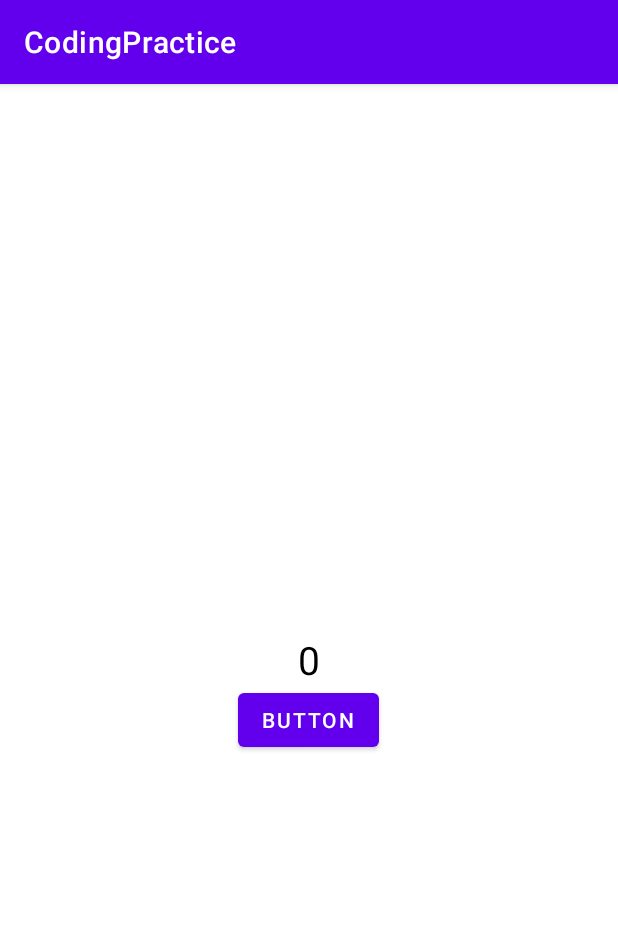
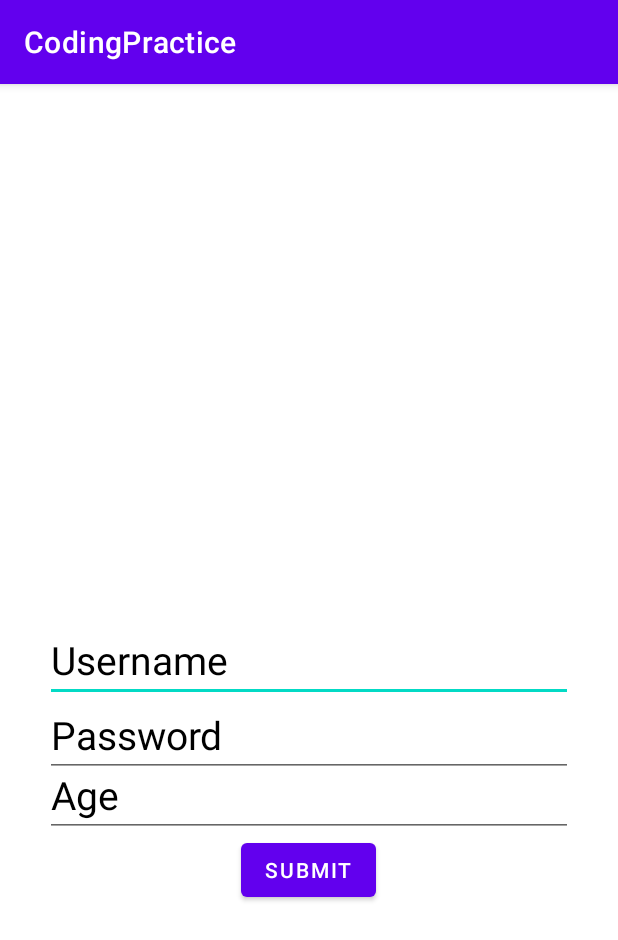
Before and after one commit to Speak2Rajdeep/CodingPractice_Android, an Android app: the screen it shows after launch (MainActivity), on a phone screen of 412 x 824 dp. Shown: the top 940 px of the screen. Run offline under Robolectric (Android 15) with nearby library versions, the phone set to English and light mode, and no system bars; our stand-ins replace Dagger/Hilt's generated code, data binding.

Commit message:
Made Changes.

```diff
--- a/app/src/main/java/com/example/codingpractice/MainActivity.kt
+++ b/app/src/main/java/com/example/codingpractice/MainActivity.kt
@@ -5,6 +5,7 @@ import androidx.appcompat.app.AppCompatActivity
 import androidx.fragment.app.Fragment
 import com.example.codingpractice.fragments.DependencyInjectionFragment
 import com.example.codingpractice.fragments.ObservableFieldFragment
+import com.example.codingpractice.fragments.UnitTestingFragment
 import dagger.hilt.android.AndroidEntryPoint
 
 /**
@@ -18,8 +19,9 @@ class MainActivity : AppCompatActivity() {
         super.onCreate(savedInstanceState)
         setContentView(R.layout.activity_main)
 
+        addFragment(UnitTestingFragment())
+        /**
         addFragment(ObservableFieldFragment())
-        /**
         addFragment(DependencyInjectionFragment())
         addFragment(ChannelFragment())
         addFragment(LiveDataFragment())
--- a/app/src/main/java/com/example/codingpractice/application/DemoApplicationClass.kt
+++ b/app/src/main/java/com/example/codingpractice/application/DemoApplicationClass.kt
@@ -5,12 +5,10 @@ import com.example.codingpractice.repository.DemoRepository
 import dagger.hilt.android.HiltAndroidApp
 import javax.inject.Inject
 
+/**
+ * 1. This Application class is for Hilt Dependency Injection.
+ * 2. @HiltAndroidApp Annotation is used here for Application Class.
+ */
+
 @HiltAndroidApp
-class DemoApplicationClass : Application(){
-
-    override fun onCreate() {
-        super.onCreate()
-
-    }
-
-}
+class DemoApplicationClass : Application()
--- a/app/src/main/java/com/example/codingpractice/fragments/LiveDataFragment.kt
+++ b/app/src/main/java/com/example/codingpractice/fragments/LiveDataFragment.kt
@@ -30,6 +30,5 @@ class LiveDataFragment : Fragment() {
 
         binding.viewModels = viewModelClass
         binding.lifecycleOwner = this@LiveDataFragment
-
     }
 }
--- /dev/null
+++ b/app/src/main/java/com/example/codingpractice/fragments/UnitTestingFragment.kt
@@ -0,0 +1,36 @@
+package com.example.codingpractice.fragments
+
+import android.os.Bundle
+import android.view.LayoutInflater
+import android.view.View
+import android.view.ViewGroup
+import androidx.databinding.DataBindingUtil
+import androidx.fragment.app.Fragment
+import com.example.codingpractice.R
+import com.example.codingpractice.databinding.FragmentUnitTestingBinding
+
+/**
+ * 1. This Fragments is for Unit Testing.
+ * 2. Fields have been tested for Input.
+ */
+
+class UnitTestingFragment : Fragment() {
+
+    private lateinit var binding: FragmentUnitTestingBinding
+
+    override fun onCreateView(
+        inflater: LayoutInflater, container: ViewGroup?,
+        savedInstanceState: Bundle?
+    ): View {
+        // Inflate the layout for this fragment
+        binding =
+            DataBindingUtil.inflate(inflater, R.layout.fragment_unit_testing, container, false)
+        return binding.root
+    }
+
+    override fun onViewCreated(view: View, savedInstanceState: Bundle?) {
+        super.onViewCreated(view, savedInstanceState)
+        binding
+
+    }
+}
--- a/app/src/main/java/com/example/codingpractice/repository/DemoRepository.kt
+++ b/app/src/main/java/com/example/codingpractice/repository/DemoRepository.kt
@@ -2,6 +2,11 @@ package com.example.codingpractice.repository
 
 import android.util.Log
 import javax.inject.Inject
+
+/**
+ * 1. This repository is used for Dependency Injection
+ */
+
 
 class DemoRepository @Inject constructor() {
     fun dependencyInjectionMethod() {
--- a/app/src/main/java/com/example/codingpractice/viewModels/ViewModelClass.kt
+++ b/app/src/main/java/com/example/codingpractice/viewModels/ViewModelClass.kt
@@ -3,6 +3,10 @@ package com.example.codingpractice.viewModels
 import android.app.Application
 import androidx.lifecycle.AndroidViewModel
 import androidx.lifecycle.MutableLiveData
+
+/**
+ * 1. This is a ViewModel Class used for LiveData.
+ */
 
 class ViewModelClass(application: Application) : AndroidViewModel(application) {
 
--- /dev/null
+++ b/app/src/main/res/layout/fragment_unit_testing.xml
@@ -0,0 +1,62 @@
+<?xml version="1.0" encoding="utf-8"?>
+<layout xmlns:android="http://schemas.android.com/apk/res/android"
+    xmlns:tools="http://schemas.android.com/tools">
+
+    <data>
+
+    </data>
+
+    <FrameLayout
+        android:layout_width="match_parent"
+        android:layout_height="match_parent"
+        tools:context=".fragments.UnitTestingFragment">
+
+        <EditText
+            android:id="@+id/username"
+            android:layout_width="match_parent"
+            android:layout_height="wrap_content"
+            android:layout_gravity="center"
+            android:hint="@string/username_str"
+            android:layout_marginStart="30dp"
+            android:layout_marginEnd="30dp"
+            android:textColor="@color/black"
+            android:textColorHint="@color/black"
+            android:textSize="26sp" />
+
+        <EditText
+            android:id="@+id/password"
+            android:layout_width="match_parent"
+            android:layout_height="wrap_content"
+            android:layout_gravity="center"
+            android:layout_marginTop="50dp"
+            android:hint="@string/password_str"
+            android:textColor="@color/black"
+            android:layout_marginStart="30dp"
+            android:layout_marginEnd="30dp"
+            android:textColorHint="@color/black"
+            android:textSize="26sp" />
+
+        <EditText
+            android:id="@+id/age"
+            android:layout_width="match_parent"
+            android:layout_height="wrap_content"
+            android:layout_gravity="center"
+            android:layout_marginTop="90dp"
+            android:hint="@string/age_str"
+            android:layout_marginStart="30dp"
+            android:layout_marginEnd="30dp"
+            android:textColor="@color/black"
+            android:inputType="number"
+            android:textColorHint="@color/black"
+            android:textSize="26sp" />
+
+        <Button
+            android:id="@+id/submitbtn"
+            android:layout_width="wrap_content"
+            android:layout_height="wrap_content"
+            android:layout_gravity="center"
+            android:layout_marginTop="140dp"
+            android:text="@string/submit_str" />
+
+    </FrameLayout>
+</layout>
--- a/app/src/main/res/values/strings.xml
+++ b/app/src/main/res/values/strings.xml
@@ -4,4 +4,8 @@
     <string name="hello_blank_fragment">Hello blank fragment</string>
     <string name="update_btn">Update</string>
     <string name="button_str">Button</string>
+    <string name="username_str">Username</string>
+    <string name="password_str">Password</string>
+    <string name="age_str">Age</string>
+    <string name="submit_str">Submit</string>
 </resources>
```
Also changed, not shown: app/build.gradle (+10 -4 lines), app/src/main/java/com/example/codingpractice/fragments/ChannelFragment.kt (+12 -5 lines), app/src/main/java/com/example/codingpractice/fragments/DependencyInjectionFragment.kt (+7 -1 lines), app/src/main/java/com/example/codingpractice/fragments/FlowsFragment.kt (+8 -2 lines), app/src/main/java/com/example/codingpractice/fragments/ObservableFieldFragment.kt (+7 -3 lines), app/src/main/java/com/example/codingpractice/fragments/SealedClassFragment.kt (+6 -1 lines), app/src/main/java/com/example/codingpractice/unitTesting/UnitTestingObject.kt (added, +17 -0 lines), 1 other file.
